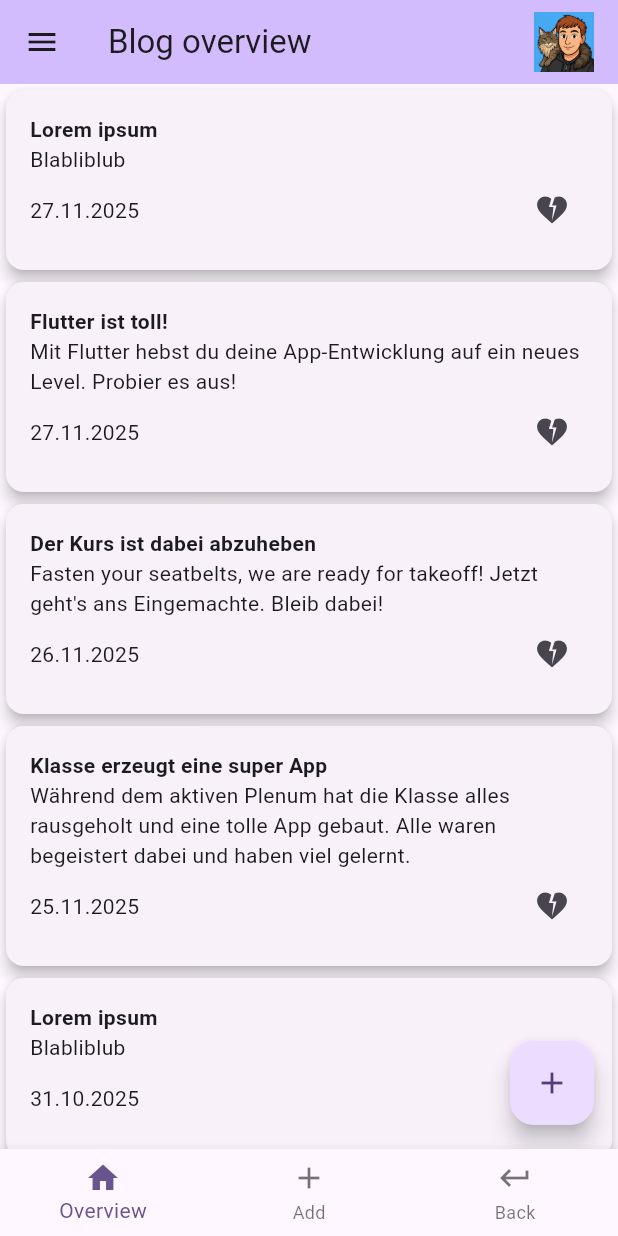
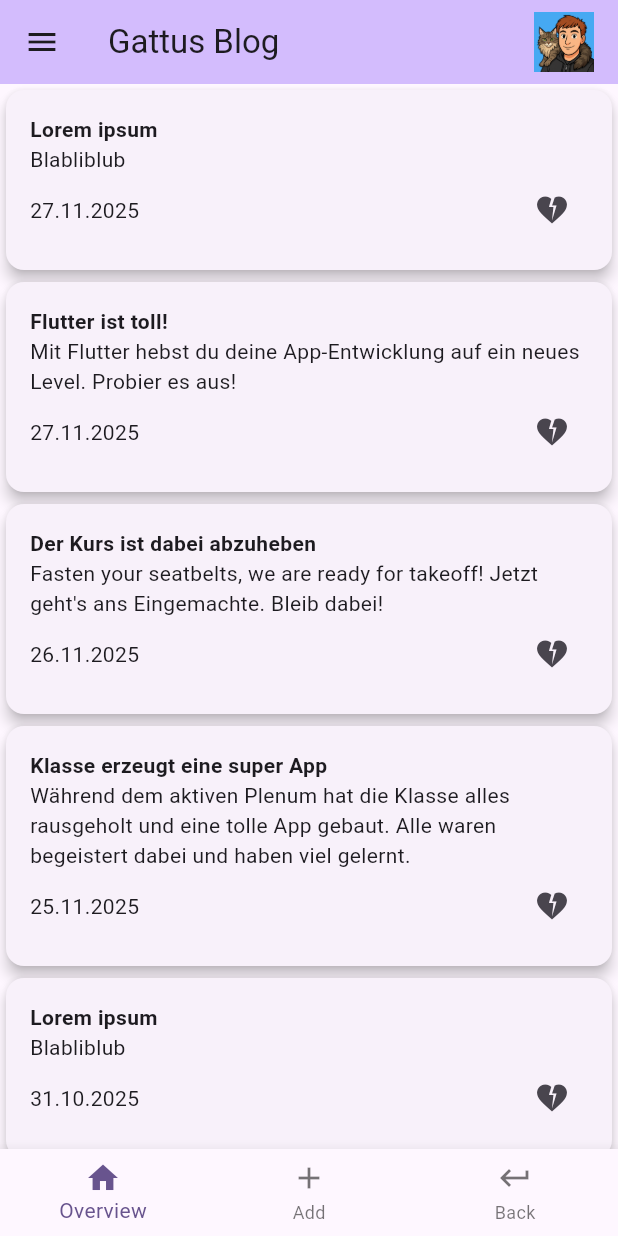
Before and after one commit to Gattuzzu/blog_flutter, a Flutter app: the screen it shows after launch, in the side drawer, after a tap on "Overview", on a phone screen of 412 x 824 dp. Run offline on Flutter 3.47's test engine with Material 3 defaults, Android fonts, the phone set to English and light mode, and no system bars; our stand-ins replace focus_detector, go_router; missing offline and left inert: country_flags.

Commit message:
feat: Scaffold in die Shellroute verschoben

```diff
--- a/lib/screens/blog_overview/blog_overview.dart
+++ b/lib/screens/blog_overview/blog_overview.dart
@@ -1,6 +1,5 @@
 import 'package:blog_beispiel/screens/blog_card.dart';
 import 'package:blog_beispiel/screens/blog_overview/blog_overview_model.dart';
-import 'package:blog_beispiel/screens/navigation.dart';
 import 'package:blog_beispiel/services/app_routes.dart';
 import 'package:flutter/material.dart';
 import 'package:focus_detector/focus_detector.dart';
@@ -14,23 +13,7 @@ class BlogOverview extends StatelessWidget{
   @override
   Widget build(BuildContext context) {
     final blogOverviewModel = context.watch<BlogOverviewModel>();
-    return Scaffold(
-      appBar: AppBar(
-        backgroundColor: Theme.of(context).colorScheme.inversePrimary,
-
-        title: Text("Blog overview"),
-        actions: [
-          Padding(
-            padding: const EdgeInsets.only(right: 16),
-            child: Image.asset(
-              'assets/images/logo.png',
-              width: 40,
-              height: 40,
-            ),
-          ),
-        ],
-      ),
-      body: FocusDetector(
+    return FocusDetector(
       onFocusGained: () => blogOverviewModel.readBlogsWithLoadingState(),
       child: NotificationListener<ScrollEndNotification>(
         onNotification: (ScrollEndNotification scrollInfo){
@@ -64,15 +47,6 @@ class BlogOverview extends StatelessWidget{
           )
         )
       )
-      ),
-
-      floatingActionButton: FloatingActionButton(
-        onPressed: () => _onAddBlog(context),
-        tooltip: 'Add Blog',
-        child: const Icon(Icons.add),
-      ),
-
-      drawer: Navigation(),
     );
   }
 
--- a/lib/screens/bottom_navigation.dart
+++ b/lib/screens/bottom_navigation.dart
@@ -3,15 +3,12 @@ import 'package:flutter/material.dart';
 import 'package:go_router/go_router.dart';
 
 class BottomNavigation extends StatelessWidget{
-  final Widget child;
 
-  const BottomNavigation({super.key, required this.child});
+  const BottomNavigation({super.key});
 
   @override
   Widget build(BuildContext context) {
-    return Scaffold(
-      body: child,
-      bottomNavigationBar: BottomNavigationBar(
+    return BottomNavigationBar(
       currentIndex: _calculateSelectedIndex(context),
       onTap: (index) => _onItemTapped(index, context),
       items: [
@@ -19,7 +16,6 @@ class BottomNavigation extends StatelessWidget{
         BottomNavigationBarItem(icon: Icon(Icons.add), label: "Add"),
         BottomNavigationBarItem(icon: Icon(Icons.keyboard_return), label: "Back")
       ]
-      ),
     );
   }
 
--- a/lib/screens/navigation.dart
+++ b/lib/screens/navigation.dart
@@ -13,14 +13,13 @@ class Navigation extends StatelessWidget {
   @override
   Widget build(BuildContext context) {
     return Drawer(
-
       child: Column(
         children: [
           SizedBox(height: 15),
-          TextButton(onPressed: () => context.push(AppRoutes.blogOverview), child: Text("Overview")),
-          TextButton(onPressed: () => context.push(AppRoutes.addBlog), child: Text("New Blog Entry")
+          TextButton(onPressed: () => closeDrawerAndPushRoute(context, AppRoutes.blogOverview), child: Text("Overview")),
+          TextButton(onPressed: () => closeDrawerAndPushRoute(context, AppRoutes.addBlog), child: Text("New Blog Entry")
           ),
-          TextButton(onPressed: () => context.push(AppRoutes.login), child: Text("Login")),
+          TextButton(onPressed: () => closeDrawerAndPushRoute(context, AppRoutes.login), child: Text("Login")),
           Expanded(
             child: Container()
           ),
@@ -29,7 +28,7 @@ class Navigation extends StatelessWidget {
             children: List.generate(languageList.length, (index) {
               final language = languageList[index];
               return IconButton(
-                onPressed: () => context.push(AppRoutes.secondScreen),
+                onPressed: () => closeDrawerAndPushRoute(context, AppRoutes.secondScreen),
                 icon: CountryFlag.fromCountryCode(
                   language.countryCode,
                   theme: const ImageTheme(
@@ -40,6 +39,13 @@ class Navigation extends StatelessWidget {
             }),
           ),
           SizedBox(height: 10)
-        ]));
+        ]
+      )
+    );
+  }
+
+  void closeDrawerAndPushRoute(BuildContext context, String route){
+    Scaffold.of(context).closeDrawer();
+    context.push(route);
   }
 }
--- a/lib/services/app_router.dart
+++ b/lib/services/app_router.dart
@@ -5,8 +5,10 @@ import 'package:blog_beispiel/screens/blog_overview/blog_overview_model.dart';
 import 'package:blog_beispiel/screens/add_blog/add_blog.dart';
 import 'package:blog_beispiel/screens/blog_overview/blog_overview.dart';
 import 'package:blog_beispiel/screens/bottom_navigation.dart';
+import 'package:blog_beispiel/screens/navigation.dart';
 import 'package:blog_beispiel/screens/second_screen.dart';
 import 'package:blog_beispiel/services/app_routes.dart';
+import 'package:flutter/material.dart';
 import 'package:go_router/go_router.dart';
 import 'package:provider/provider.dart';
 
@@ -16,7 +18,27 @@ final GoRouter appRouter = GoRouter(
     // Alle vorhanden Routen hier definieren
     ShellRoute(
       builder: (context, state, child){
-        return BottomNavigation(child: child);
+        return Scaffold(
+          appBar: AppBar(
+            backgroundColor: Theme.of(context).colorScheme.inversePrimary,
+
+            title: Text("Gattus Blog"),
+            actions: [
+              Padding(
+                padding: const EdgeInsets.only(right: 16),
+                child: Image.asset(
+                  'assets/images/logo.png',
+                  width: 40,
+                  height: 40,
+                ),
+              ),
+            ],
+          ),
+          body: child,
+
+          drawer: Navigation(),
+          bottomNavigationBar: const BottomNavigation(),
+        );
       },
       routes: [
         GoRoute(
```
Lines whose indentation alone changed are shown as unchanged.
